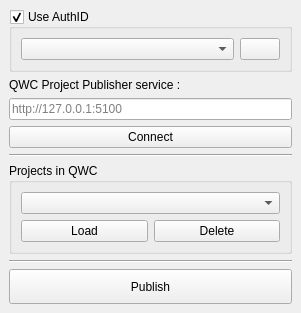
Above: project_publisher_dockwidget_base.ui from naub1n/QGIS_Project_Publisher before the change. Below: the same form after it.
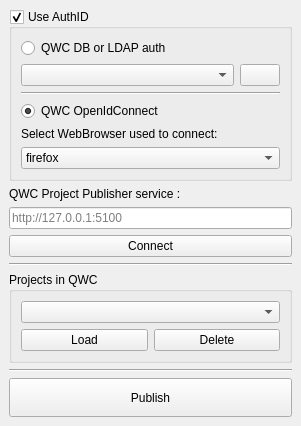
That is the form after the change.

Commit message: Add ability to login with qwc-oidc-auth-service

```diff
--- a/project_publisher_dockwidget_base.ui
+++ b/project_publisher_dockwidget_base.ui
@@ -7,7 +7,7 @@
     <x>0</x>
     <y>0</y>
     <width>301</width>
-    <height>313</height>
+    <height>426</height>
    </rect>
   </property>
   <property name="windowTitle">
@@ -24,6 +24,13 @@
        <bool>true</bool>
       </property>
       <layout class="QVBoxLayout" name="verticalLayout_2">
+       <item>
+        <widget class="QRadioButton" name="qtrb_auth_basic">
+         <property name="text">
+          <string>QWC DB or LDAP auth</string>
+         </property>
+        </widget>
+       </item>
        <item>
         <layout class="QHBoxLayout" name="horizontalLayout">
          <item>
@@ -44,6 +51,44 @@
          </item>
         </layout>
        </item>
+       <item>
+        <widget class="Line" name="line_3">
+         <property name="orientation">
+          <enum>Qt::Horizontal</enum>
+         </property>
+        </widget>
+       </item>
+       <item>
+        <widget class="QRadioButton" name="qtrb_auth_oidc">
+         <property name="text">
+          <string>QWC OpenIdConnect</string>
+         </property>
+         <property name="checked">
+          <bool>true</bool>
+         </property>
+        </widget>
+       </item>
+       <item>
+        <widget class="QLabel" name="label_2">
+         <property name="text">
+          <string>Select WebBrowser used to connect:</string>
+         </property>
+        </widget>
+       </item>
+       <item>
+        <widget class="QComboBox" name="qtcbx_wb_oidc">
+         <item>
+          <property name="text">
+           <string>firefox</string>
+          </property>
+         </item>
+         <item>
+          <property name="text">
+           <string>chrome</string>
+          </property>
+         </item>
+        </widget>
+       </item>
       </layout>
      </widget>
     </item>
```
The commit also changes 3 other files.
